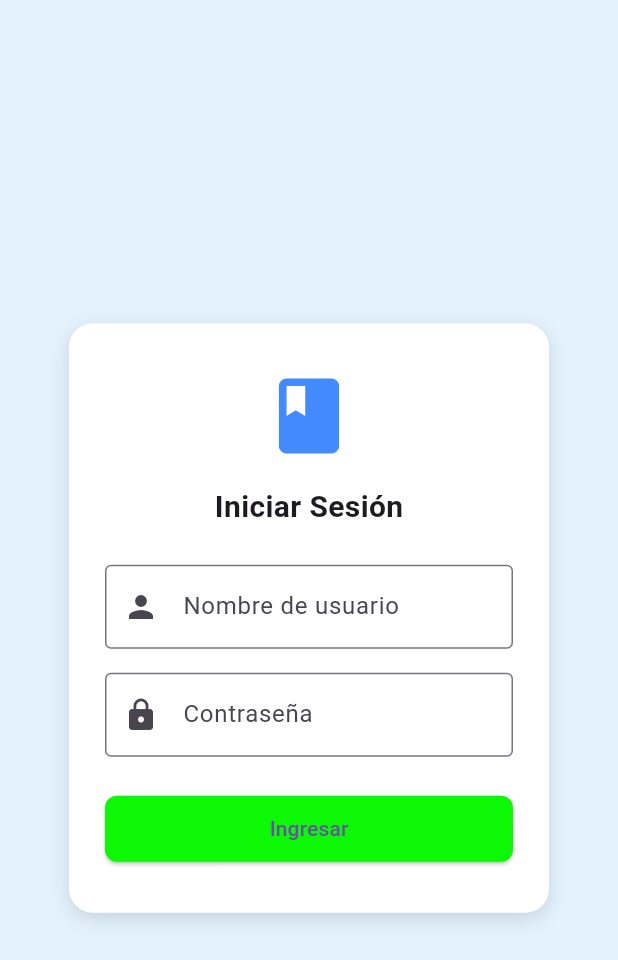
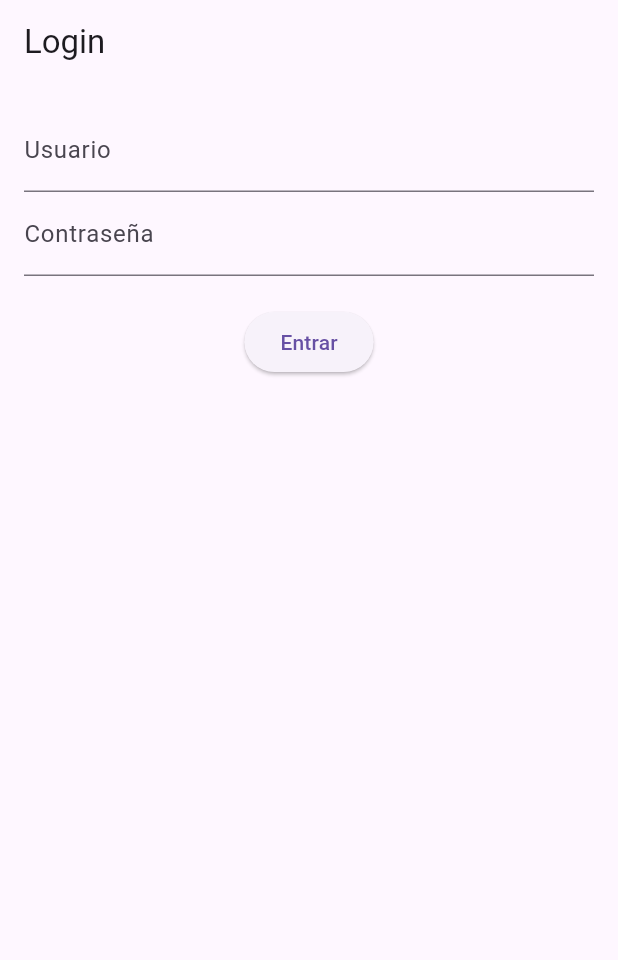
Before and after one commit to SamirL0912/App-Notas, a Flutter app: the screen it shows after launch, on a phone screen of 412 x 824 dp. Shown: the top 960 px of the screen. Run offline on Flutter 3.47's test engine with Material 3 defaults, Android fonts, the phone set to English and light mode, and no system bars; our stand-ins replace bloc, equatable, google_fonts.

Commit message:
Avance de la vista login y parte del bloc
Closes #7

```diff
--- a/app_notas/lib/home/presentation/failure/views/initial_view.dart
+++ b/app_notas/lib/home/presentation/failure/views/initial_view.dart
@@ -1,93 +1,78 @@
+import 'package:app_notas/home/presentation/failure/views/success_view.dart';
+import 'package:app_notas/models/autenticacion.dart';
 import 'package:flutter/material.dart';
 
-void main() {
-  runApp(MaterialApp(
-    home: LoginView(),
-    debugShowCheckedModeBanner: false,
-  ));
-}
+class LoginView extends StatefulWidget {
+  const LoginView({super.key});
 
-class LoginView extends StatefulWidget {
   @override
-  _LoginViewState createState() => _LoginViewState();
+  State<LoginView> createState() => _LoginViewState();
 }
 
 class _LoginViewState extends State<LoginView> {
-  final _userController = TextEditingController();
+  final _usernameController = TextEditingController();
   final _passwordController = TextEditingController();
+  final _authService = AuthService();
 
-  void _login() {
-    final user = _userController.text;
-    final password = _passwordController.text;
+  bool _loading = false;
+  String? _error;
 
-    print('Usuario: $user');
-    print('Contraseña: $password');
+  void _login() async {
+    setState(() {
+      _loading = true;
+      _error = null;
+    });
+
+    try {
+      final user = await _authService.login(
+        _usernameController.text,
+        _passwordController.text,
+      );
+
+      if (user != null && mounted) {
+        Navigator.pushReplacement(
+          context,
+          MaterialPageRoute(builder: (_) => SuccessView(user: user)),
+        );
+      }
+    } catch (e) {
+      setState(() {
+        _error = e.toString().replaceAll("Exception: ", "");
+      });
+    } finally {
+      setState(() {
+        _loading = false;
+      });
+    }
   }
 
   @override
   Widget build(BuildContext context) {
     return Scaffold(
-      backgroundColor: Colors.blue[50],
-      body: Center(
-        child: Container(
-          width: 320,
-          padding: const EdgeInsets.symmetric(horizontal: 24, vertical: 32),
-          decoration: BoxDecoration(
-            color: Colors.white,
-            borderRadius: BorderRadius.circular(16),
-            boxShadow: [
-              BoxShadow(
-                color: Colors.black12,
-                blurRadius: 10,
-                offset: Offset(0, 4),
-              ),
-            ],
-          ),
-          child: Column(
-            mainAxisSize: MainAxisSize.min,
-            children: [
-              Icon(Icons.book, size: 60, color: Colors.blueAccent),
-              SizedBox(height: 16),
-              Text(
-                'Iniciar Sesión',
-                style: TextStyle(fontSize: 20, fontWeight: FontWeight.bold),
-              ),
-              SizedBox(height: 24),
-              TextField(
-                controller: _userController,
-                decoration: InputDecoration(
-                  labelText: 'Nombre de usuario',
-                  border: OutlineInputBorder(),
-                  prefixIcon: Icon(Icons.person),
+      appBar: AppBar(title: const Text('Login')),
+      body: Padding(
+        padding: const EdgeInsets.all(16.0),
+        child: Column(
+          children: [
+            if (_error != null)
+              Text(_error!, style: const TextStyle(color: Colors.red)),
+            TextField(
+              controller: _usernameController,
+              decoration: const InputDecoration(labelText: 'Usuario'),
+            ),
+            TextField(
+              controller: _passwordController,
+              decoration: const InputDecoration(labelText: 'Contraseña'),
+              obscureText: true,
+            ),
+            const SizedBox(height: 20),
+            _loading
+                ? const CircularProgressIndicator()
+                : ElevatedButton(
+                  onPressed: _login,
+                  child: const Text('Entrar'),
                 ),
-              ),
-              SizedBox(height: 16),
-              TextField(
-                controller: _passwordController,
-                decoration: InputDecoration(
-                  labelText: 'Contraseña',
-                  border: OutlineInputBorder(),
-                  prefixIcon: Icon(Icons.lock),
-                ),
-                obscureText: true,
-              ),
-              SizedBox(height: 24),
-              SizedBox(
-                width: double.infinity,
-                child: ElevatedButton(
-                  onPressed: _login,
-                  style: ElevatedButton.styleFrom(
-                    backgroundColor: Color.fromARGB(255, 12, 248, 4),
-                    padding: EdgeInsets.symmetric(vertical: 12),
-                    shape: RoundedRectangleBorder(
-                      borderRadius: BorderRadius.circular(8),
-                    ),
-                  ),
-                  child: Text('Ingresar'),
-                ),
-              ),
-            ],
-          ),
+          ],
         ),
       ),
     );
--- a/app_notas/lib/home/presentation/failure/views/loading_view.dart
+++ b/app_notas/lib/home/presentation/failure/views/loading_view.dart
@@ -1,20 +1,4 @@
 import 'package:flutter/material.dart';
-
-void main() {
-  runApp(MyApp());
-}
-
-class MyApp extends StatelessWidget {
-  final bool isLoading = true;
-
-  @override
-  Widget build(BuildContext context) {
-    return MaterialApp(
-      home: isLoading ? LoadingView() : HomeView(),
-      debugShowCheckedModeBanner: false,
-    );
-  }
-}
 
 class LoadingView extends StatelessWidget {
   final String imageUrl =
@@ -28,16 +12,15 @@ class LoadingView extends StatelessWidget {
         child: Column(
           mainAxisAlignment: MainAxisAlignment.center,
           children: [
-            Image.network(
-              imageUrl,
-              height: 100,
-              width: 100,
-            ),
+            Image.network(imageUrl, height: 100, width: 100),
             SizedBox(height: 20),
             SizedBox(height: 10),
             Text(
               'Cargando...',
-              style: TextStyle(fontSize: 16, color: const Color.fromARGB(255, 5, 5, 5)),
+              style: TextStyle(
+                fontSize: 16,
+                color: const Color.fromARGB(255, 5, 5, 5),
+              ),
             ),
           ],
         ),
--- a/app_notas/lib/main.dart
+++ b/app_notas/lib/main.dart
@@ -1,7 +1,5 @@
+import 'package:app_notas/home/presentation/failure/views/initial_view.dart';
 import 'package:flutter/material.dart';
-import 'package:app_notas/home/presentation/failure/views/failure_view.dart';
-import 'package:app_notas/home/presentation/failure/views/loading_view.dart';
-import 'package:app_notas/home/presentation/failure/views/initial_view.dart';
 
 void main() {
   runApp(const MyApp());
@@ -12,9 +10,6 @@ class MyApp extends StatelessWidget {
 
   @override
   Widget build(BuildContext context) {
-    return MaterialApp(
-      title: 'Flutter Demo',
-      home: LoginView (),
-    );
+    return const MaterialApp(home: LoginView());
   }
 }
--- /dev/null
+++ b/app_notas/lib/models/autenticacion.dart
@@ -0,0 +1,27 @@
+import 'dart:convert';
+import 'package:app_notas/models/model_user.dart';
+import 'package:http/http.dart' as http;
+
+class AuthService {
+  final String apiUrl =
+      'https://run.mocky.io/v3/586957c5-3fb3-4718-a565-90d6cab95ad9';
+
+  Future<User?> login(String username, String password) async {
+    final response = await http.get(Uri.parse(apiUrl));
+
+    if (response.statusCode == 200) {
+      final List<dynamic> data = json.decode(response.body);
+
+      for (var userJson in data) {
+        final user = User.fromJson(userJson);
+        if (user.username == username && user.password == password) {
+          return user; // Autenticado correctamente
+        }
+      }
+
+      throw Exception('Credenciales incorrectas');
+    } else {
+      throw Exception('Error al conectar con el servidor');
+    }
+  }
+}
--- a/app_notas/lib/models/model_user.dart
+++ b/app_notas/lib/models/model_user.dart
@@ -0,0 +1,11 @@
+// models/user.dart
+class User {
+  final String username;
+  final int password;
+
+  User({required this.username, required this.password});
+
+  factory User.fromJson(Map<String, dynamic> json) {
+    return User(username: json['username'], password: json['password']);
+  }
+}
```
Also changed, not shown: app_notas/lib/bloc/home_bloc.dart (+39 -3 lines), app_notas/lib/bloc/home_event.dart (+11 -1 lines), app_notas/lib/bloc/home_state.dart (+23 -3 lines), app_notas/lib/home/presentation/failure/views/failure_view.dart (+1 -10 lines), app_notas/lib/home/presentation/failure/views/success_view.dart (+31 -35 lines), app_notas/pubspec.lock.
